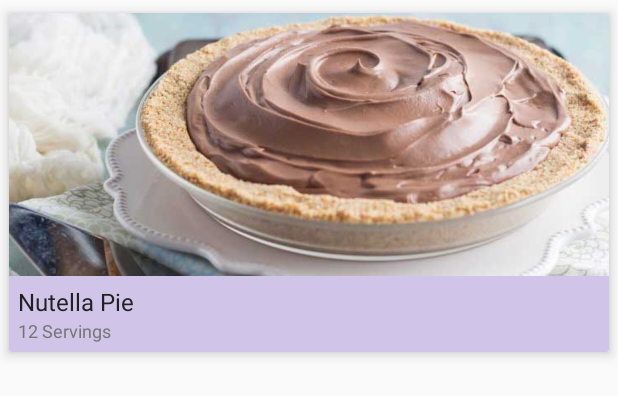
After one commit to dekzitfz/BakingApp, an Android app: the layout row_recipe.xml on its own in the app's theme, with its tools: preview values and no code run, on a phone screen of 412 x 824 dp. The commit adds this screen. Shown: the top 396 px of the screen. Run offline under Robolectric (Android 15) with nearby library versions, the phone set to English and light mode, and no system bars.

Commit message:
designing recipe cards

```diff
--- a/app/src/main/AndroidManifest.xml
+++ b/app/src/main/AndroidManifest.xml
@@ -9,8 +9,8 @@
         android:label="@string/app_name"
         android:roundIcon="@mipmap/ic_launcher_round"
         android:supportsRtl="true"
-        android:theme="@style/AppTheme">
-        <activity android:name=".MainActivity">
+        android:theme="@style/AppTheme.NoActionBar">
+        <activity android:name=".RecipeListActivity">
             <intent-filter>
                 <action android:name="android.intent.action.MAIN" />
 
--- a/app/src/main/java/id/dekz/bakingapp/MainActivity.java
+++ b/app/src/main/java/id/dekz/bakingapp/RecipeListActivity.java
@@ -3,11 +3,11 @@ package id.dekz.bakingapp;
 import android.support.v7.app.AppCompatActivity;
 import android.os.Bundle;
 
-public class MainActivity extends AppCompatActivity {
+public class RecipeListActivity extends AppCompatActivity {
 
     @Override
     protected void onCreate(Bundle savedInstanceState) {
         super.onCreate(savedInstanceState);
-        setContentView(R.layout.activity_main);
+        setContentView(R.layout.activity_recipe_list);
     }
 }
--- a/app/src/main/res/layout/activity_main.xml
+++ b/app/src/main/res/layout/activity_recipe_list.xml
@@ -5,7 +5,7 @@
     xmlns:tools="http://schemas.android.com/tools"
     android:layout_width="match_parent"
     android:layout_height="match_parent"
-    tools:context="id.dekz.bakingapp.MainActivity">
+    tools:context="id.dekz.bakingapp.RecipeListActivity">
 
     <TextView
         android:layout_width="wrap_content"
--- /dev/null
+++ b/app/src/main/res/layout/row_recipe.xml
@@ -0,0 +1,47 @@
+<?xml version="1.0" encoding="utf-8"?>
+<android.support.v7.widget.CardView xmlns:android="http://schemas.android.com/apk/res/android"
+    android:layout_width="match_parent"
+    android:layout_height="wrap_content"
+    xmlns:app="http://schemas.android.com/apk/res-auto"
+    app:cardElevation="5dp"
+    app:cardUseCompatPadding="true"
+    xmlns:tools="http://schemas.android.com/tools">
+
+    <LinearLayout
+        android:orientation="vertical"
+        android:layout_width="match_parent"
+        android:layout_height="wrap_content">
+
+        <ImageView
+            android:scaleType="centerCrop"
+            tools:src="@drawable/nutella_pie_img"
+            android:layout_width="match_parent"
+            android:layout_height="@dimen/recipe_list_img_height" />
+
+        <RelativeLayout
+            android:background="@color/colorPrimaryLight"
+            android:padding="6dp"
+            android:layout_width="match_parent"
+            android:layout_height="wrap_content">
+
+            <TextView
+                android:textColor="@color/primary_text"
+                android:id="@+id/tv_recipe_name"
+                android:textSize="@dimen/recipe_list_title"
+                tools:text="Nutella Pie"
+                android:layout_width="match_parent"
+                android:layout_height="wrap_content" />
+
+            <TextView
+                android:textColor="@color/secondary_text"
+                android:layout_below="@id/tv_recipe_name"
+                android:textSize="@dimen/recipe_list_servings"
+                tools:text="12 Servings"
+                android:layout_width="match_parent"
+                android:layout_height="wrap_content" />
+
+        </RelativeLayout>
+
+    </LinearLayout>
+
+</android.support.v7.widget.CardView>
--- a/app/src/main/res/values/colors.xml
+++ b/app/src/main/res/values/colors.xml
@@ -1,6 +1,11 @@
 <?xml version="1.0" encoding="utf-8"?>
 <resources>
-    <color name="colorPrimary">#3F51B5</color>
-    <color name="colorPrimaryDark">#303F9F</color>
-    <color name="colorAccent">#FF4081</color>
+    <color name="colorPrimary">#673AB7</color>
+    <color name="colorPrimaryDark">#512DA8</color>
+    <color name="colorPrimaryLight">#D1C4E9</color>
+    <color name="colorAccent">#FF5252</color>
+    <color name="primary_text">#212121</color>
+    <color name="secondary_text">#757575</color>
+    <color name="icons">#FFFFFF</color>
+    <color name="divider">#BDBDBD</color>
 </resources>
--- /dev/null
+++ b/app/src/main/res/values/dimens.xml
@@ -0,0 +1,6 @@
+<?xml version="1.0" encoding="utf-8"?>
+<resources>
+    <dimen name="recipe_list_img_height">175dp</dimen>
+    <dimen name="recipe_list_title">16sp</dimen>
+    <dimen name="recipe_list_servings">12sp</dimen>
+</resources>
--- a/app/src/main/res/values/styles.xml
+++ b/app/src/main/res/values/styles.xml
@@ -8,4 +8,13 @@
         <item name="colorAccent">@color/colorAccent</item>
     </style>
 
+    <style name="AppTheme.NoActionBar">
+        <item name="windowActionBar">false</item>
+        <item name="windowNoTitle">true</item>
+    </style>
+
+    <style name="AppTheme.AppBarOverlay" parent="ThemeOverlay.AppCompat.Dark.ActionBar" />
+
+    <style name="AppTheme.PopupOverlay" parent="ThemeOverlay.AppCompat.Light" />
+
 </resources>
```
Also changed, not shown: app/src/main/res/drawable/nutella_pie_img.jpg (added).
